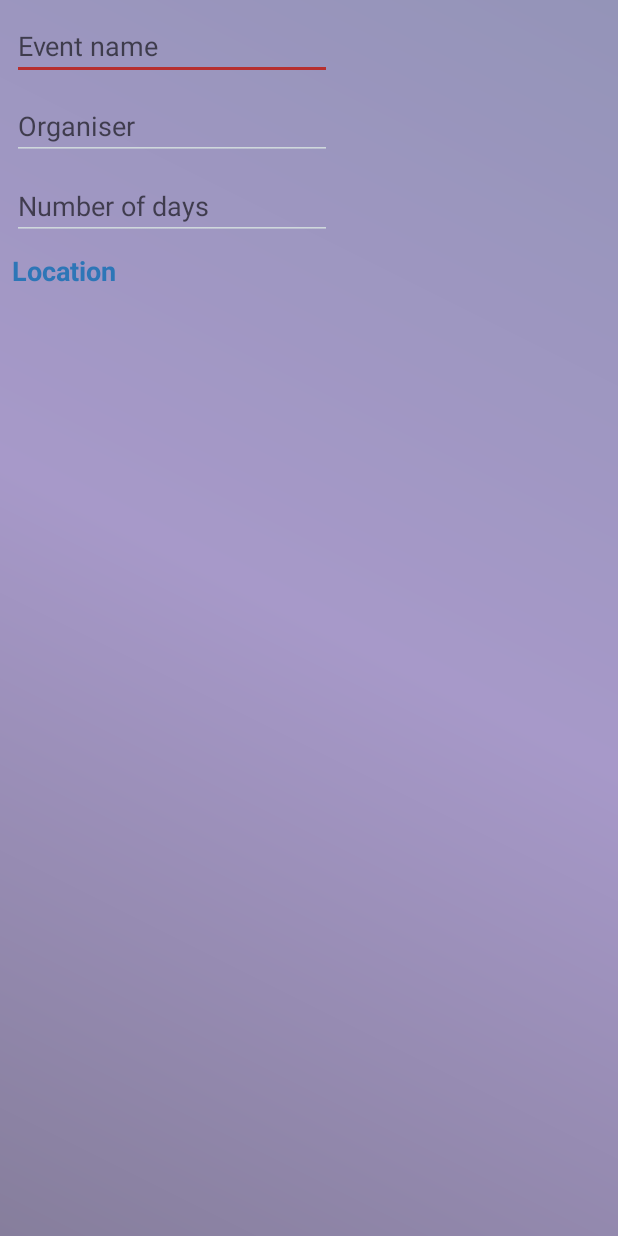
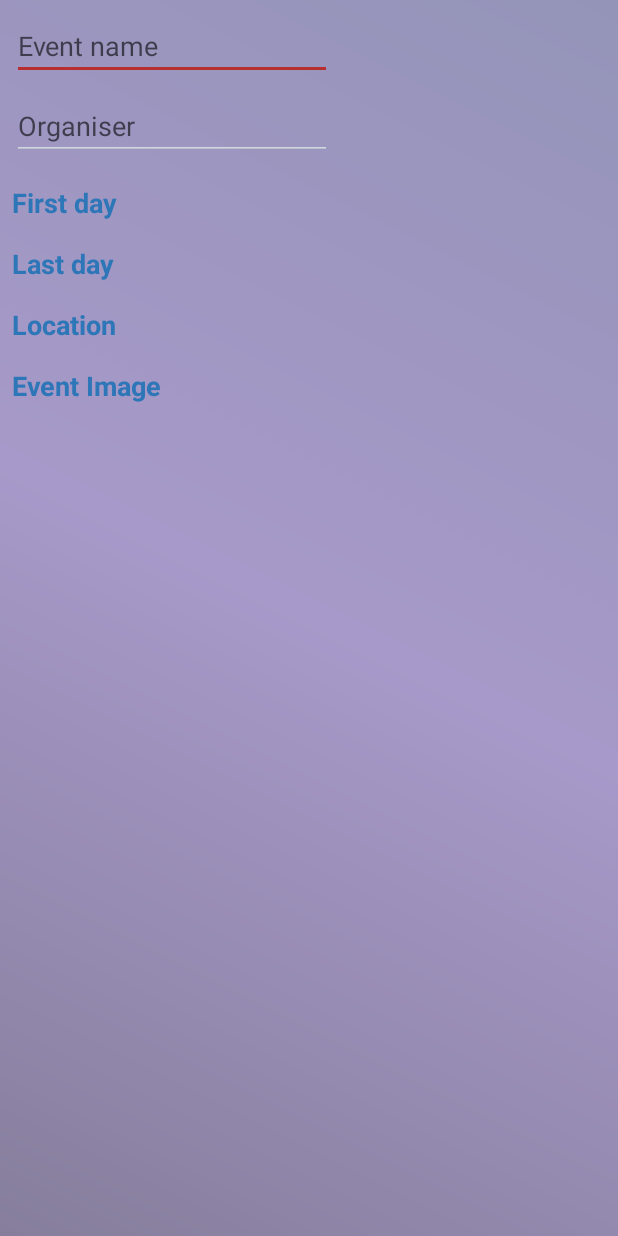
Before and after one commit to LeoLyo/volonterskaaplikacija, an Android app: the CreateEventActivity screen opened directly, with no data from a screen before it, on a phone screen of 412 x 824 dp. Run offline under Robolectric (Android 15) with nearby library versions, the phone set to English and light mode, and no system bars; our stand-ins replace Firebase (no records; nobody signed in at launch, a user with empty details on screens opened directly).

Commit message:
Implemented date pickers in createevent class.

```diff
--- a/app/src/main/java/com/random/anagnosti/volonterskaaplikacija/CreateEventActivity.java
+++ b/app/src/main/java/com/random/anagnosti/volonterskaaplikacija/CreateEventActivity.java
@@ -1,36 +1,57 @@
 package com.random.anagnosti.volonterskaaplikacija;
 
 import android.app.Activity;
-import android.content.Context;
+
+import android.app.DatePickerDialog;
 import android.content.Intent;
+import android.graphics.Bitmap;
+import android.graphics.Color;
+import android.graphics.drawable.ColorDrawable;
+import android.net.Uri;
 import android.os.Bundle;
+import android.provider.MediaStore;
 import android.util.Log;
 import android.view.View;
+import android.widget.DatePicker;
+import android.widget.EditText;
 import android.widget.TextView;
 
 import com.google.android.gms.common.GooglePlayServicesNotAvailableException;
 import com.google.android.gms.common.GooglePlayServicesRepairableException;
 import com.google.android.gms.location.places.Place;
 import com.google.android.gms.location.places.ui.PlacePicker;
+import com.google.firebase.storage.FirebaseStorage;
+import com.google.firebase.storage.StorageReference;
+
+
+import java.io.IOException;
+import java.util.Calendar;
 
 import static android.content.ContentValues.TAG;
 
 public class CreateEventActivity extends Activity {
 
-    private int PLACE_PICKER_REQUEST = 1;
+    private static final int PLACE_PICKER_REQUEST = 1;
+    private static final int CHOOSE_IMAGE = 101;
 
-    private TextView eventLocation;
-
+    private TextView eventLocation, eventImage, eventFirstDay, eventLastDay;
+    private EditText eventName, eventOrganiser;
+    private DatePickerDialog.OnDateSetListener mDateSetListener;
+    private Uri uriEventImage;
     @Override
     protected void onCreate(Bundle savedInstanceState) {
         super.onCreate(savedInstanceState);
         setContentView(R.layout.activity_createevent);
 
         eventLocation = findViewById(R.id.textViewLocation);
-
+        eventImage = findViewById(R.id.textViewEventImage);
+        eventName = findViewById(R.id.editEventName);
+        eventOrganiser = findViewById(R.id.editOrganiser);
+        eventFirstDay = findViewById(R.id.textViewFirstDay);
+        eventLastDay = findViewById(R.id.textViewLastDay);
     }
 //~~~~~~~~~~~~~~~~~~~~~~~~~~~~~~~~~~~~~~~~~~~~~~~~~~~~~~~~~~~~~~~~~~~~~~~~~~~~~~~~~~~~~~~~~~~~~~~~~~~~~
-    public void creatingAnEvent(View view){
+    public void pickingALocation(View view){
 
         PlacePicker.IntentBuilder builder = new PlacePicker.IntentBuilder();
         Intent intent;
@@ -56,6 +77,49 @@ public class CreateEventActivity extends Activity {
         }*/
     }
 
+    public void pickingAnImage(View view){
+        Intent intent = new Intent();
+        intent.setType("image/*");
+        intent.setAction(Intent.ACTION_GET_CONTENT);
+        startActivityForResult(Intent.createChooser(intent,"Select Event Image"),CHOOSE_IMAGE);
+    }
+
+    public void pickingFirstDay(View view){
+        Calendar cal = Calendar.getInstance();
+        int year = cal.get(Calendar.YEAR);
+        int month = cal.get(Calendar.MONTH);
+        int day = cal.get(Calendar.DAY_OF_MONTH);
+
+        DatePickerDialog datePickerDialog = new DatePickerDialog(CreateEventActivity.this, new DatePickerDialog.OnDateSetListener() {
+            @Override
+            public void onDateSet(DatePicker datePicker, int year, int monthOfYear, int dayOfMonth) {
+                monthOfYear++;
+                String date ="Last day: " + dayOfMonth+"/"+monthOfYear+"/"+year;
+                eventFirstDay.setText(date);
+            }
+        },year,month,day);
+        datePickerDialog.show();
+    }
+
+
+    public void pickingLastDay(View view){
+        Calendar cal = Calendar.getInstance();
+        int year = cal.get(Calendar.YEAR);
+        int month = cal.get(Calendar.MONTH);
+        int day = cal.get(Calendar.DAY_OF_MONTH);
+
+        DatePickerDialog datePickerDialog = new DatePickerDialog(CreateEventActivity.this, new DatePickerDialog.OnDateSetListener() {
+            @Override
+            public void onDateSet(DatePicker datePicker, int year, int monthOfYear, int dayOfMonth) {
+                monthOfYear++;
+                String date ="Last day: " + dayOfMonth+"/"+monthOfYear+"/"+year;
+                eventLastDay.setText(date);
+            }
+        },year,month,day);
+        datePickerDialog.show();
+    }
+
+
     protected  void onActivityResult(int requestCode, int resultCode, Intent data){
         if(requestCode==PLACE_PICKER_REQUEST){
             if(resultCode==RESULT_OK){
@@ -64,10 +128,24 @@ public class CreateEventActivity extends Activity {
                 String locationName = String.format("Location name: %s",place.getName());
                 eventLocation.setText(locationName+" | "+locationAddress);
 
+                uploadImageToFirebaseStorage();
+            }
+        }
+        if(requestCode == CHOOSE_IMAGE && resultCode == RESULT_OK && data != null && data.getData() != null){
+            uriEventImage = data.getData();
+
+            try {
+                Bitmap bitmap = MediaStore.Images.Media.getBitmap(getContentResolver(),uriEventImage);
+
+            } catch (IOException e) {
+                e.printStackTrace();
             }
         }
     }
 
+    private void uploadImageToFirebaseStorage() {
+       // StorageReference eventImageReference = FirebaseStorage.getInstance().getReference("events/"+eventName+"_"+eventOrganiser+"_");
+    }
 
 
 }
--- a/app/src/main/res/layout/activity_createevent.xml
+++ b/app/src/main/res/layout/activity_createevent.xml
@@ -38,36 +38,69 @@
         app:layout_constraintStart_toStartOf="parent"
         app:layout_constraintTop_toBottomOf="@+id/editEventName" />
 
-    <EditText
-        android:id="@+id/editNumberOfDays"
+    <TextView
+        android:id="@+id/textViewFirstDay"
         android:layout_width="wrap_content"
         android:layout_height="wrap_content"
         android:layout_alignParentStart="true"
         android:layout_below="@+id/editOrganiser"
         android:layout_marginStart="8dp"
-        android:layout_marginTop="8dp"
-        android:ems="10"
-        android:hint="Number of days"
-        android:inputType="number"
-        android:textColor="#fff"
+        android:layout_marginTop="16dp"
+        android:onClick="pickingFirstDay"
+        android:text="First day"
+        android:textColor="#2d76b7"
+        android:textSize="18sp"
+        android:textStyle="bold"
         app:layout_constraintStart_toStartOf="parent"
         app:layout_constraintTop_toBottomOf="@+id/editOrganiser" />
+
+    <TextView
+        android:id="@+id/textViewLastDay"
+        android:layout_width="wrap_content"
+        android:layout_height="wrap_content"
+        android:layout_alignParentStart="true"
+        android:layout_below="@+id/editOrganiser"
+        android:layout_marginStart="8dp"
+        android:layout_marginTop="16dp"
+        android:onClick="pickingLastDay"
+        android:text="Last day"
+        android:textColor="#2d76b7"
+        android:textSize="18sp"
+        android:textStyle="bold"
+        app:layout_constraintStart_toStartOf="parent"
+        app:layout_constraintTop_toBottomOf="@+id/textViewFirstDay" />
 
     <TextView
         android:id="@+id/textViewLocation"
         android:layout_width="wrap_content"
         android:layout_height="wrap_content"
         android:layout_alignParentStart="true"
-        android:layout_below="@+id/editNumberOfDays"
+        android:layout_below="@+id/textViewFirstDay"
         android:layout_marginStart="8dp"
-        android:layout_marginTop="8dp"
-        android:onClick="creatingAnEvent"
+        android:layout_marginTop="16dp"
+        android:onClick="pickingALocation"
         android:text="Location"
         android:textColor="#2d76b7"
         android:textSize="18sp"
         android:textStyle="bold"
         app:layout_constraintStart_toStartOf="parent"
-        app:layout_constraintTop_toBottomOf="@+id/editNumberOfDays" />
+        app:layout_constraintTop_toBottomOf="@+id/textViewLastDay" />
+
+    <TextView
+        android:id="@+id/textViewEventImage"
+        android:layout_width="wrap_content"
+        android:layout_height="wrap_content"
+        android:layout_alignParentStart="true"
+        android:layout_marginStart="8dp"
+        android:layout_marginTop="16dp"
+        android:onClick="pickingAnImage"
+        android:text="Event Image"
+        android:textColor="#2d76b7"
+        android:textSize="18sp"
+        android:textStyle="bold"
+        app:layout_constraintStart_toStartOf="parent"
+        app:layout_constraintTop_toBottomOf="@+id/textViewLocation" />
+
 
 
 </android.support.constraint.ConstraintLayout>
```
Also changed, not shown: app/src/main/res/drawable-hdpi/ic_action_image_preview.png (added), app/src/main/res/drawable-mdpi/ic_action_image_preview.png (added), app/src/main/res/drawable-xhdpi/ic_action_image_preview.png (added), app/src/main/res/drawable-xxhdpi/ic_action_image_preview.png (added).
